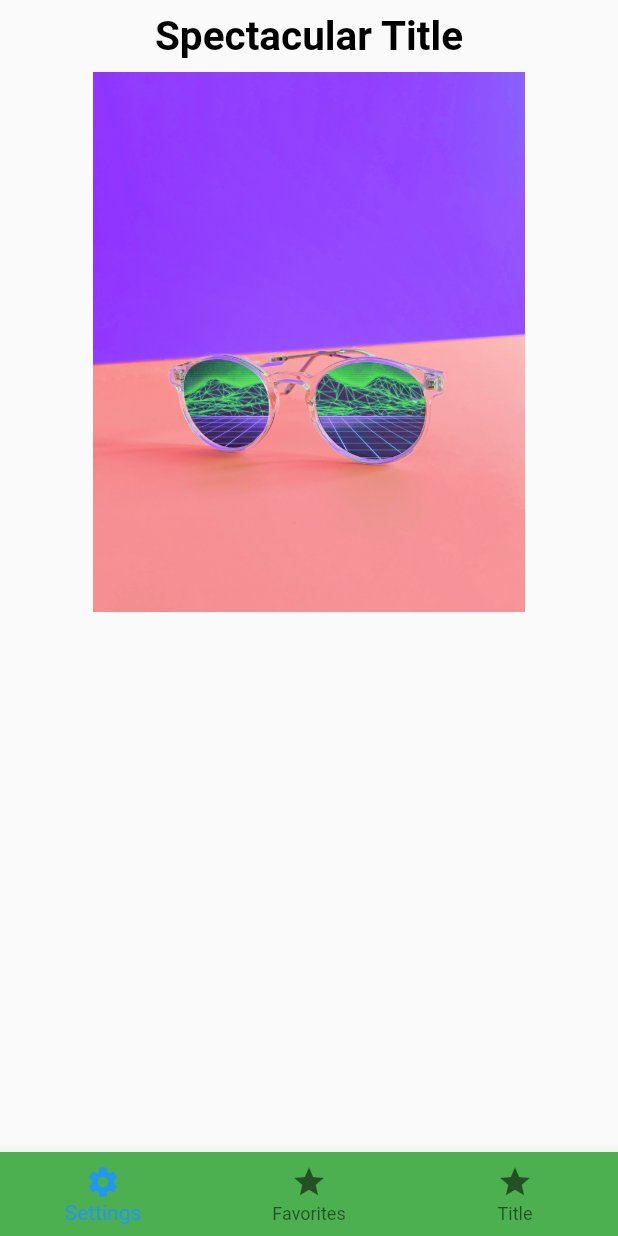
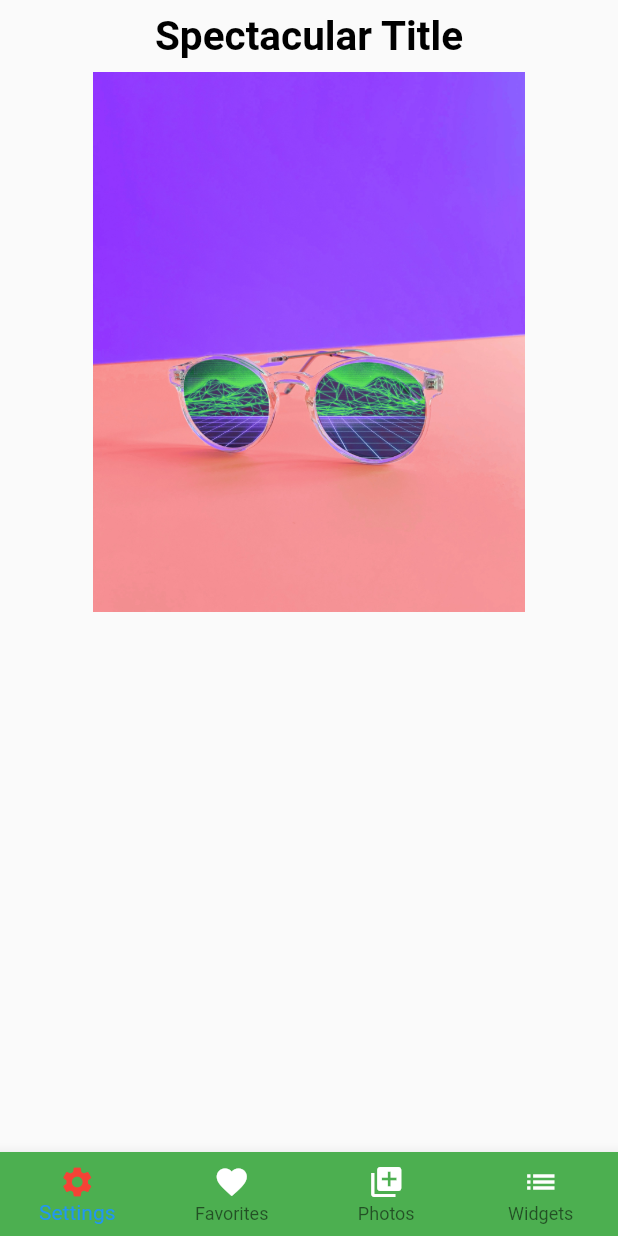
Before and after one commit to mingsai/stub004, a Flutter app: the screen it shows after launch, on a phone screen of 412 x 824 dp. Run offline on Flutter 3.47's test engine with Material 2 defaults, Android fonts, the light colour scheme and no system bars; Roboto replaces fonts that are missing (Merriweather).

Commit message:
update vendor.yml

```diff
--- a/lib/home.dart
+++ b/lib/home.dart
@@ -48,19 +48,27 @@ class _MyHomePageState extends State<MyHomePage> {
         padding: const EdgeInsets.all(0.0),
         alignment: Alignment.center,
       ),
-      bottomNavigationBar:
-          BottomNavigationBar(backgroundColor: Colors.green, items: [
+      bottomNavigationBar: BottomNavigationBar(
+          type: BottomNavigationBarType.fixed,
+          selectedIconTheme: IconThemeData(color: Colors.red),
+          unselectedIconTheme: IconThemeData(color: Colors.white),
+          backgroundColor: Colors.green,
+          items: [
             const BottomNavigationBarItem(
               icon: Icon(Icons.settings),
               title: Text('Settings'),
             ),
             const BottomNavigationBarItem(
-          icon: Icon(Icons.star),
+              icon: Icon(Icons.favorite),
               title: Text('Favorites'),
             ),
             const BottomNavigationBarItem(
-          icon: Icon(Icons.star),
-          title: Text('Title'),
+              icon: Icon(Icons.add_to_photos),
+              title: Text('Photos'),
+            ),
+            const BottomNavigationBarItem(
+              icon: Icon(Icons.list),
+              title: Text('Widgets'),
             ),
           ]),
     );
--- a/lib/main.dart
+++ b/lib/main.dart
@@ -13,9 +13,7 @@ void _setTargetPlatformForDesktop() {
         debugDefaultTargetPlatformOverride = TargetPlatform.fuchsia;
     }
 }
-
 class MyApp extends StatelessWidget {
-
   @override
   Widget build(BuildContext context) {
     return MaterialApp(
```
Also changed, not shown: 1 other file. Lines whose indentation alone changed are shown as unchanged.
